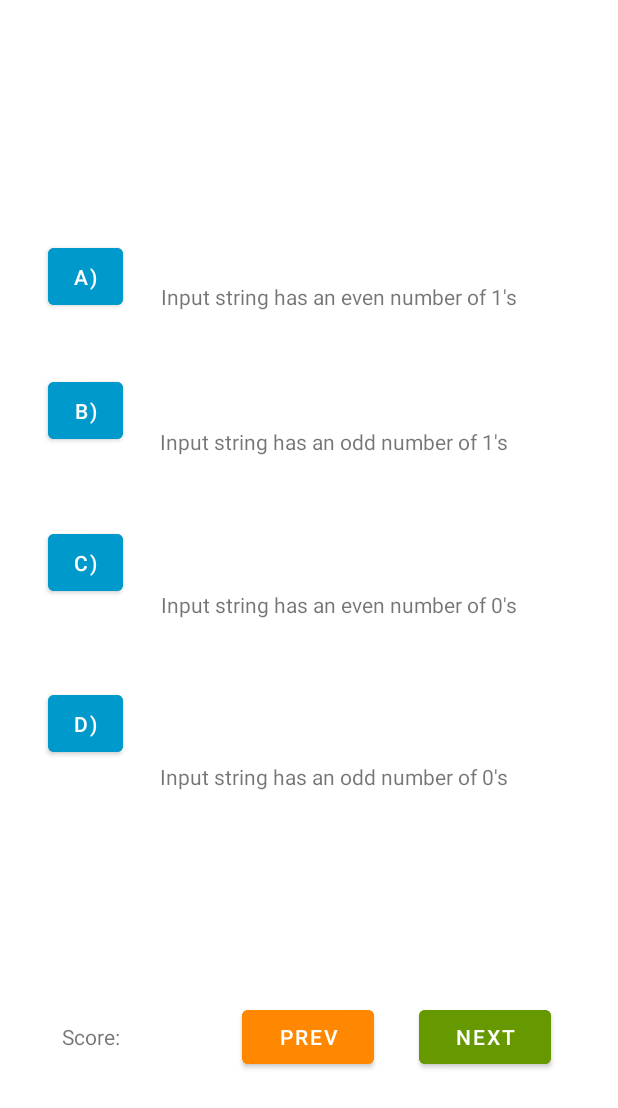
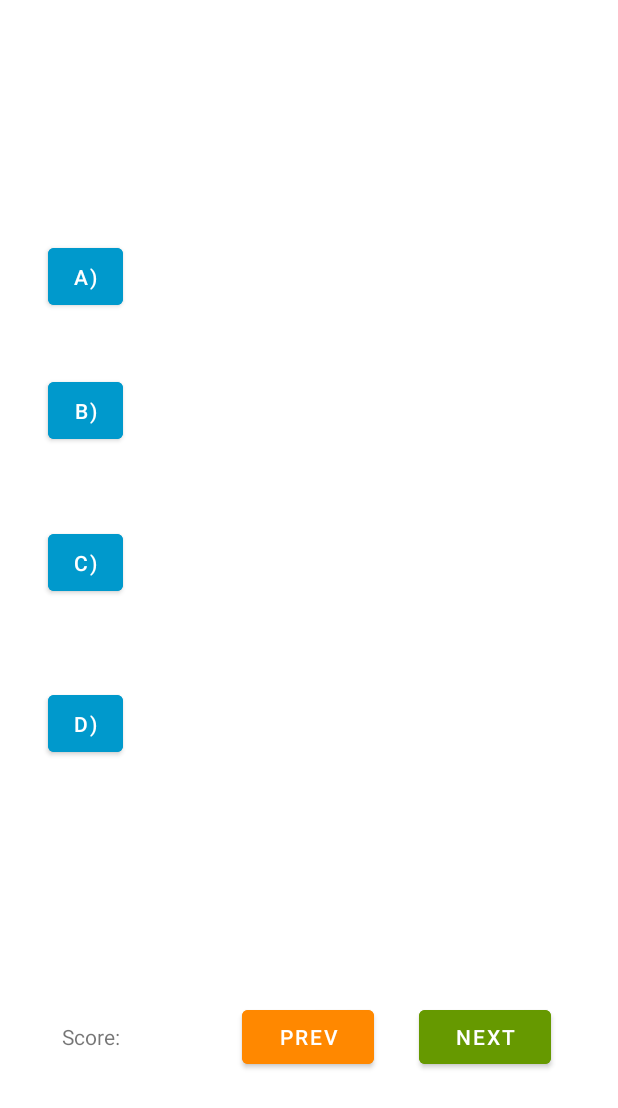
Before and after one commit to clutzyninja/DFA_game, an Android app: the layout activity_question.xml on its own in the app's theme, with its tools: preview values and no code run, on a phone screen of 412 x 824 dp. Shown: the top 1108 px of the screen. Run offline under Robolectric (Android 15) with nearby library versions, the phone set to English and light mode, and no system bars.

Commit message:
First Question
Signed-off-by: Masrik <dahirma@vcu.edu>

```diff
--- a/app/src/main/res/layout/activity_question.xml
+++ b/app/src/main/res/layout/activity_question.xml
@@ -13,7 +13,7 @@
         android:layout_height="wrap_content"
         android:layout_alignParentStart="true"
         android:layout_alignParentTop="true"
-        android:text="Input string has an even number of 1's"
+
         app:layout_constraintBottom_toBottomOf="parent"
         app:layout_constraintEnd_toEndOf="parent"
         app:layout_constraintHorizontal_bias="0.614"
@@ -27,7 +27,6 @@
         android:layout_height="wrap_content"
         android:layout_alignParentStart="true"
         android:layout_alignParentTop="true"
-        android:text="Input string has an odd number of 1's"
         app:layout_constraintBottom_toBottomOf="parent"
         app:layout_constraintEnd_toEndOf="parent"
         app:layout_constraintHorizontal_bias="0.255"
@@ -120,7 +119,6 @@
         android:layout_height="wrap_content"
         android:layout_alignParentStart="true"
         android:layout_alignParentTop="true"
-        android:text="Input string has an even number of 0's"
         app:layout_constraintBottom_toBottomOf="parent"
         app:layout_constraintEnd_toEndOf="parent"
         app:layout_constraintHorizontal_bias="0.271"
@@ -134,7 +132,6 @@
         android:layout_height="wrap_content"
         android:layout_alignParentStart="true"
         android:layout_alignParentTop="true"
-        android:text="Input string has an odd number of 0's"
         app:layout_constraintBottom_toBottomOf="parent"
         app:layout_constraintEnd_toEndOf="parent"
         app:layout_constraintHorizontal_bias="0.255"
```
Also changed, not shown: app/src/main/java/com/example/dfa_game/NewGame.java (+19 -2 lines).
